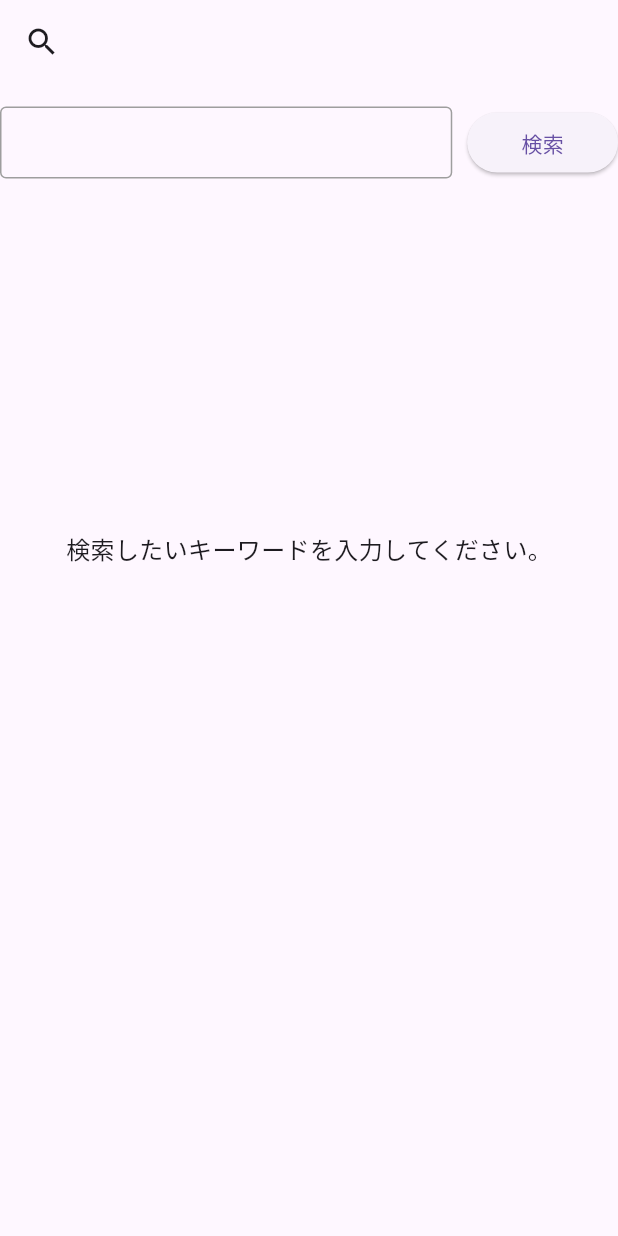
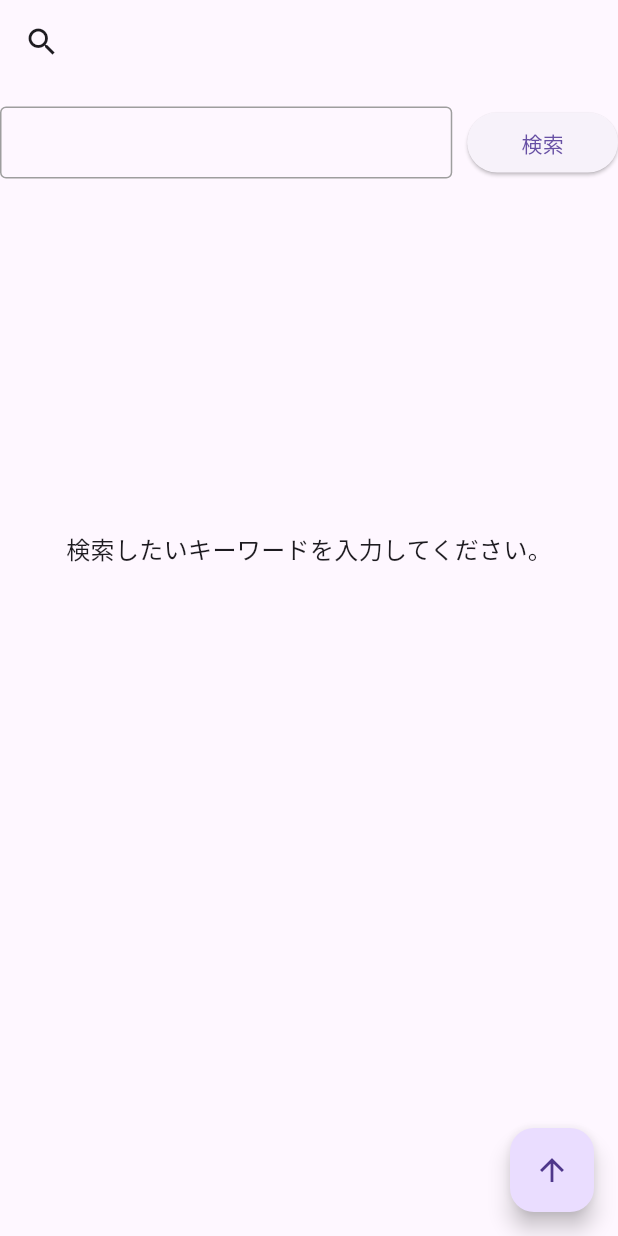
Before and after one commit to masal9pse/flutter_search_repository_app, a Flutter app: the screen it shows after launch, on a phone screen of 412 x 824 dp. Run offline on Flutter 3.47's test engine with Material 3 defaults, Android fonts, the light colour scheme and no system bars; our stand-ins replace auto_route, dio, flutter_dotenv, flutter_hooks, freezed_annotation, hooks_riverpod and 2 more; generated files the repository leaves out were written again.

Commit message:
FABをタップしたら一番上にスクロール

```diff
--- a/lib/presentation/view/pages/search_api_list_page.dart
+++ b/lib/presentation/view/pages/search_api_list_page.dart
@@ -28,11 +28,12 @@ class SearchApiListPage extends HookConsumerWidget {
     final textEditingController = useTextEditingController();
     final searchApiListPageState = ref.watch(searchApiListPageNotifierProvider);
     final formKey = ref.watch(formKeyProvider);
+    final scrollController = useScrollController();
 
     return Scaffold(
       body: SafeArea(
         bottom: false,
-        child: NotificationListener<ScrollEndNotification>(
+        child: NotificationListener<ScrollNotification>(
           onNotification: (notification) {
             print(notification.metrics);
             if (notification.metrics.pixels ==
@@ -44,6 +45,7 @@ class SearchApiListPage extends HookConsumerWidget {
             return true;
           },
           child: CustomScrollView(
+            controller: scrollController,
             slivers: [
               SliverAppBar(
                 leading: IconButton(onPressed: () {}, icon: Icon(Icons.search)),
@@ -109,6 +111,17 @@ class SearchApiListPage extends HookConsumerWidget {
           ),
         ),
       ),
+      floatingActionButton: FloatingActionButton(
+        onPressed: () {
+          // スクロール処理は後で追加予定
+          scrollController.animateTo(
+            0,
+            duration: const Duration(milliseconds: 1000),
+            curve: Curves.easeOut,
+          );
+        },
+        child: const Icon(Icons.arrow_upward),
+      ),
     );
   }
 }
```
